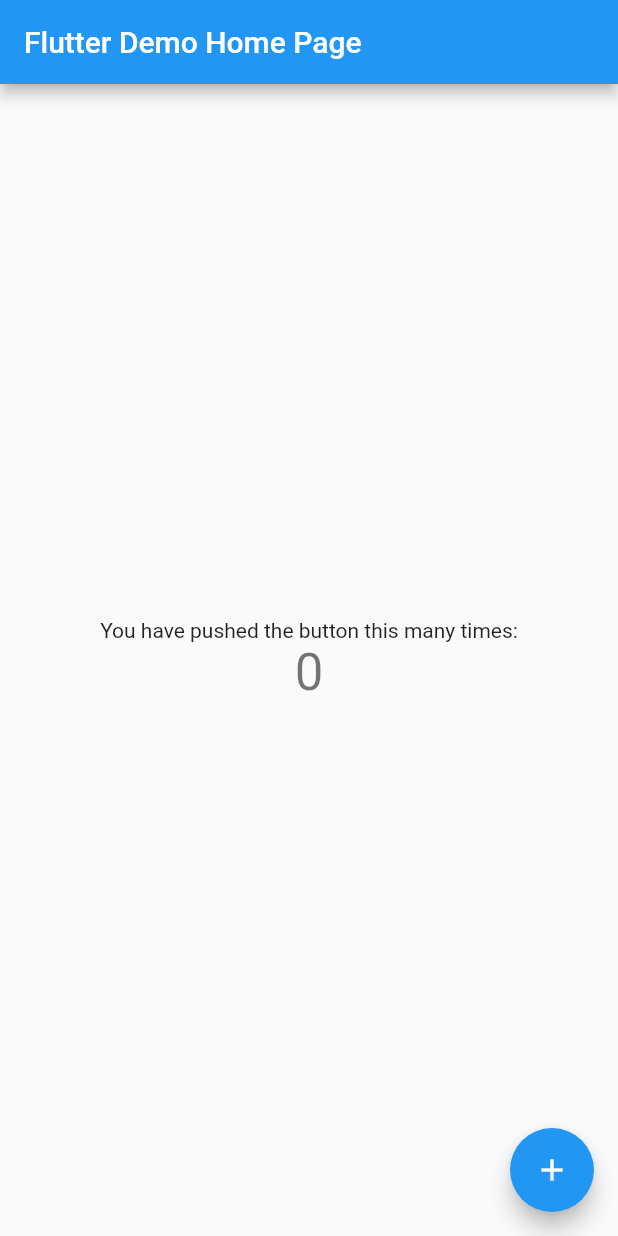
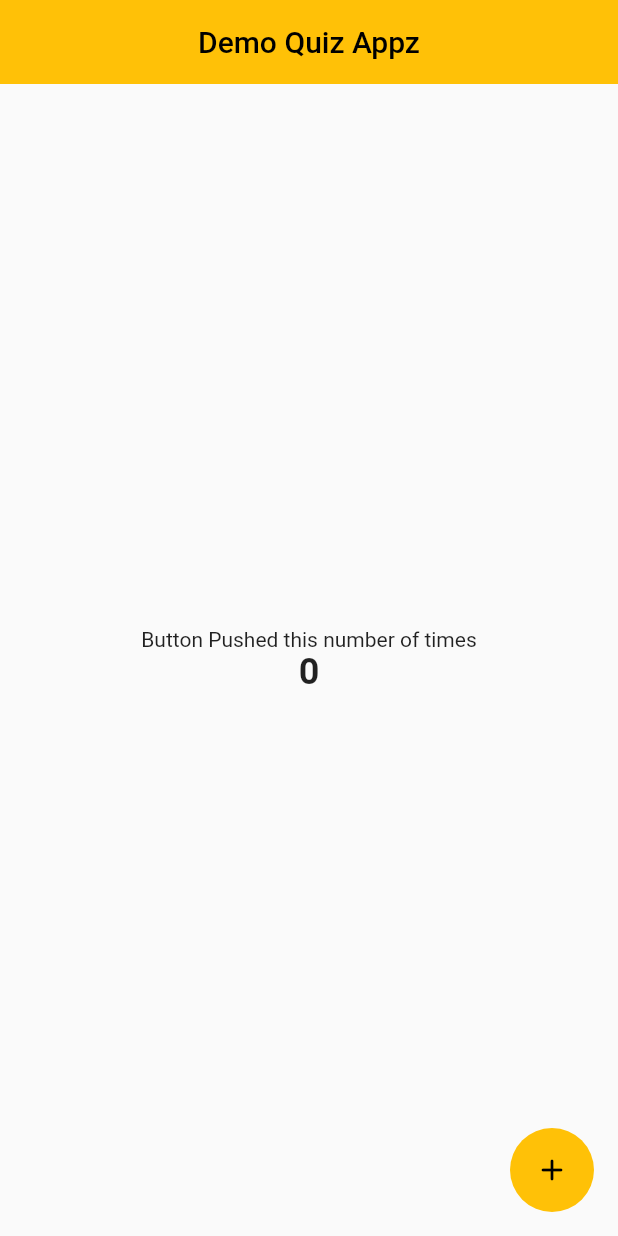
Before and after one commit to Odejide-Oluwafemi/Demo-Quiz-App, a Flutter app: the screen it shows after launch, on a phone screen of 412 x 824 dp. Run offline on Flutter 3.47's test engine with Material 2 defaults, Android fonts, the phone set to English and light mode, and no system bars.

Commit message:
New Commit

```diff
--- a/lib/main.dart
+++ b/lib/main.dart
@@ -1,115 +1,69 @@
-import 'package:flutter/material.dart';
+import "package:flutter/material.dart";
 
-void main() {
-  runApp(const MyApp());
-}
+main() => runApp(const MyApp());
 
 class MyApp extends StatelessWidget {
   const MyApp({super.key});
 
-  // This widget is the root of your application.
   @override
   Widget build(BuildContext context) {
     return MaterialApp(
-      title: 'Flutter Demo',
+      debugShowCheckedModeBanner: false,
+      title: "Quiz App",
       theme: ThemeData(
-        // This is the theme of your application.
-        //
-        // Try running your application with "flutter run". You'll see the
-        // application has a blue toolbar. Then, without quitting the app, try
-        // changing the primarySwatch below to Colors.green and then invoke
-        // "hot reload" (press "r" in the console where you ran "flutter run",
-        // or simply save your changes to "hot reload" in a Flutter IDE).
-        // Notice that the counter didn't reset back to zero; the application
-        // is not restarted.
-        primarySwatch: Colors.blue,
+        primarySwatch: Colors.amber,
       ),
-      home: const MyHomePage(title: 'Flutter Demo Home Page'),
+      home: const HomePage(),
     );
   }
 }
 
-class MyHomePage extends StatefulWidget {
-  const MyHomePage({super.key, required this.title});
-
-  // This widget is the home page of your application. It is stateful, meaning
-  // that it has a State object (defined below) that contains fields that affect
-  // how it looks.
-
-  // This class is the configuration for the state. It holds the values (in this
-  // case the title) provided by the parent (in this case the App widget) and
-  // used by the build method of the State. Fields in a Widget subclass are
-  // always marked "final".
-
-  final String title;
+class HomePage extends StatefulWidget {
+  const HomePage({super.key});
 
   @override
-  State<MyHomePage> createState() => _MyHomePageState();
+  State<HomePage> createState() => _HomePageState();
 }
 
-class _MyHomePageState extends State<MyHomePage> {
-  int _counter = 0;
+class _HomePageState extends State<HomePage> {
+  int count = 0;
 
-  void _incrementCounter() {
+  void incrementCounter() {
     setState(() {
-      // This call to setState tells the Flutter framework that something has
-      // changed in this State, which causes it to rerun the build method below
-      // so that the display can reflect the updated values. If we changed
-      // _counter without calling setState(), then the build method would not be
-      // called again, and so nothing would appear to happen.
-      _counter++;
+      count += 1;
     });
   }
 
   @override
   Widget build(BuildContext context) {
-    // This method is rerun every time setState is called, for instance as done
-    // by the _incrementCounter method above.
-    //
-    // The Flutter framework has been optimized to make rerunning build methods
-    // fast, so that you can just rebuild anything that needs updating rather
-    // than having to individually change instances of widgets.
     return Scaffold(
       appBar: AppBar(
-        // Here we take the value from the MyHomePage object that was created by
-        // the App.build method, and use it to set our appbar title.
-        title: Text(widget.title),
+        centerTitle: true,
+        title: const Text("Demo Quiz Appz"),
+        elevation: 0,
       ),
       body: Center(
-        // Center is a layout widget. It takes a single child and positions it
-        // in the middle of the parent.
         child: Column(
-          // Column is also a layout widget. It takes a list of children and
-          // arranges them vertically. By default, it sizes itself to fit its
-          // children horizontally, and tries to be as tall as its parent.
-          //
-          // Invoke "debug painting" (press "p" in the console, choose the
-          // "Toggle Debug Paint" action from the Flutter Inspector in Android
-          // Studio, or the "Toggle Debug Paint" command in Visual Studio Code)
-          // to see the wireframe for each widget.
-          //
-          // Column has various properties to control how it sizes itself and
-          // how it positions its children. Here we use mainAxisAlignment to
-          // center the children vertically; the main axis here is the vertical
-          // axis because Columns are vertical (the cross axis would be
-          // horizontal).
           mainAxisAlignment: MainAxisAlignment.center,
+          crossAxisAlignment: CrossAxisAlignment.center,
           children: <Widget>[
-            const Text(
-              'You have pushed the button this many times:',
-            ),
+            const Text("Button Pushed this number of times"),
             Text(
-              '$_counter',
-              style: Theme.of(context).textTheme.headline4,
+              count.toString(),
+              style: const TextStyle(
+                fontWeight: FontWeight.bold,
+                fontSize: 24.0,
+              ),
             ),
           ],
         ),
       ),
       floatingActionButton: FloatingActionButton(
-        onPressed: _incrementCounter,
-        tooltip: 'Increment',
-        child: const Icon(Icons.add),
-      ), // This trailing comma makes auto-formatting nicer for build methods.
+        tooltip: "Increase Counter",
+        onPressed: incrementCounter,
+        child: const Icon(Icons.add_rounded),
+        elevation: 0.0,
+      ),
     );
   }
 }
```
